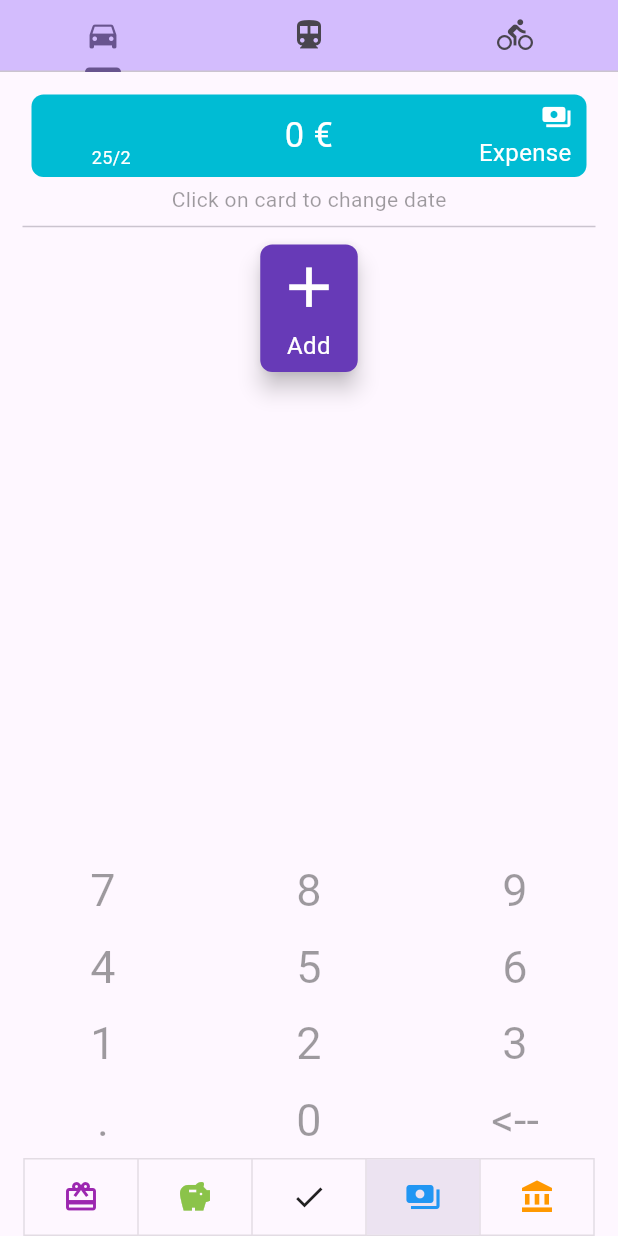
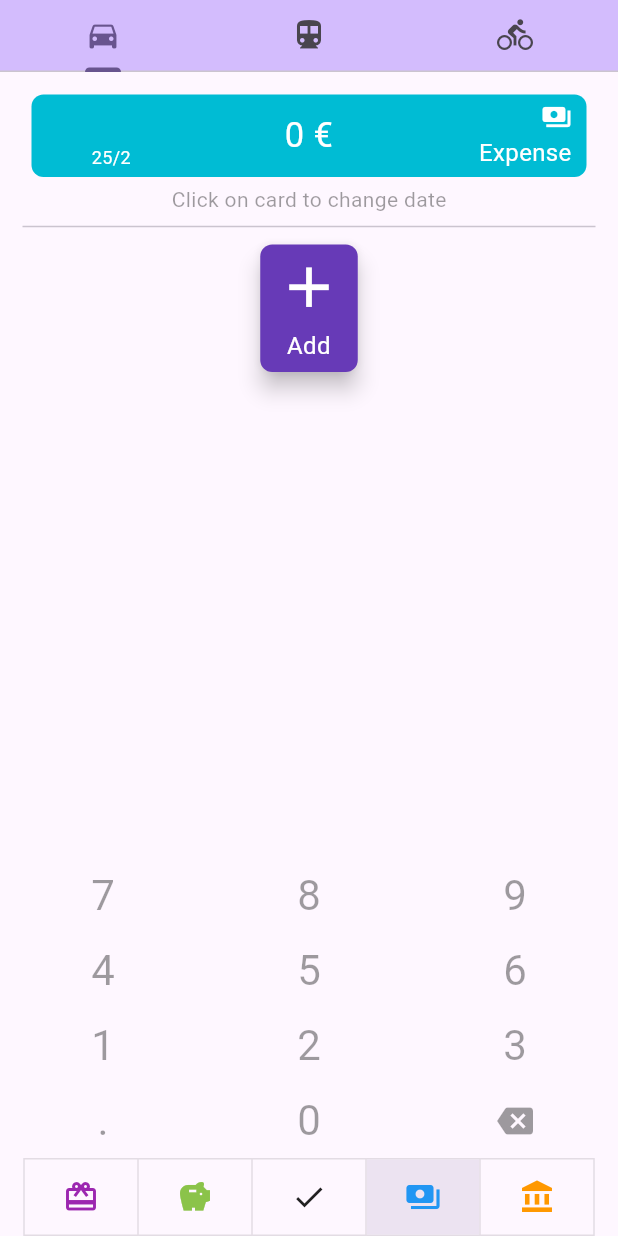
Before and after one commit to Driexus/SimpleMoneyTracker, a Flutter app: the screen it shows after launch, on a phone screen of 412 x 824 dp. Run offline on Flutter 3.47's test engine with Material 3 defaults, Android fonts, the phone set to English and light mode, and no system bars; drawn by our look-alikes of auto_size_text; our stand-ins replace equatable, flutter_bloc, fluttertoast, material_symbols_icons, sqflite, table_calendar; accounts and stored records are empty.

Commit message:
Fixes #47

```diff
--- a/lib/ui/home/numpad.dart
+++ b/lib/ui/home/numpad.dart
@@ -36,7 +36,16 @@ class Numpad extends StatelessWidget {
           children: [
             _NumpadButton(description: ".", onPressed: onDecimal),
             _NumpadButton(description: "0", onPressed: () => { onNumber(0) }),
-            _NumpadButton(description: "<--", onPressed: onBackspace),
+            IconButton(
+              icon: const Icon(Icons.backspace),
+              constraints: const BoxConstraints(minHeight: 50),
+              onPressed: onBackspace,
+              style: IconButton.styleFrom(
+                iconSize: 24,
+                foregroundColor: Colors.black38,
+                shape: const RoundedRectangleBorder(borderRadius: BorderRadius.all(Radius.zero)),
+              ),
+            ),
           ]
         ),
       ],
@@ -54,8 +63,9 @@ class _NumpadButton extends StatelessWidget {
   Widget build(BuildContext context) {
     return TextButton(
       style: TextButton.styleFrom(
+        minimumSize: const Size(0, 50),
         foregroundColor: Colors.black38,
-        textStyle: const TextStyle(fontSize: 30),
+        textStyle: const TextStyle(fontSize: 28),
         shape: const RoundedRectangleBorder(borderRadius: BorderRadius.all(Radius.zero)),
       ),
       onPressed: onPressed,
--- a/lib/ui/timeline/timeline_page.dart
+++ b/lib/ui/timeline/timeline_page.dart
@@ -72,7 +72,7 @@ class TimelinePage extends StatelessWidget {
                   bottom: 0,
                   child: MoneyTypeToggles(
                     selectionMode: SelectionMode.multi,
-                    defaultSelected: entriesBloc.state.filters.allowedTypes ?? const [MoneyType.expense],
+                    defaultSelected: entriesBloc.state.filters.allowedTypes ?? const [MoneyType.expense, MoneyType.credit, MoneyType.debt, MoneyType.income],
                     middleIcon: Symbols.instant_mix,
                     onToggle: (toggledTypes) => _onToggle(entriesBloc, toggledTypes),
                     onMiddlePressed: () => {
```
